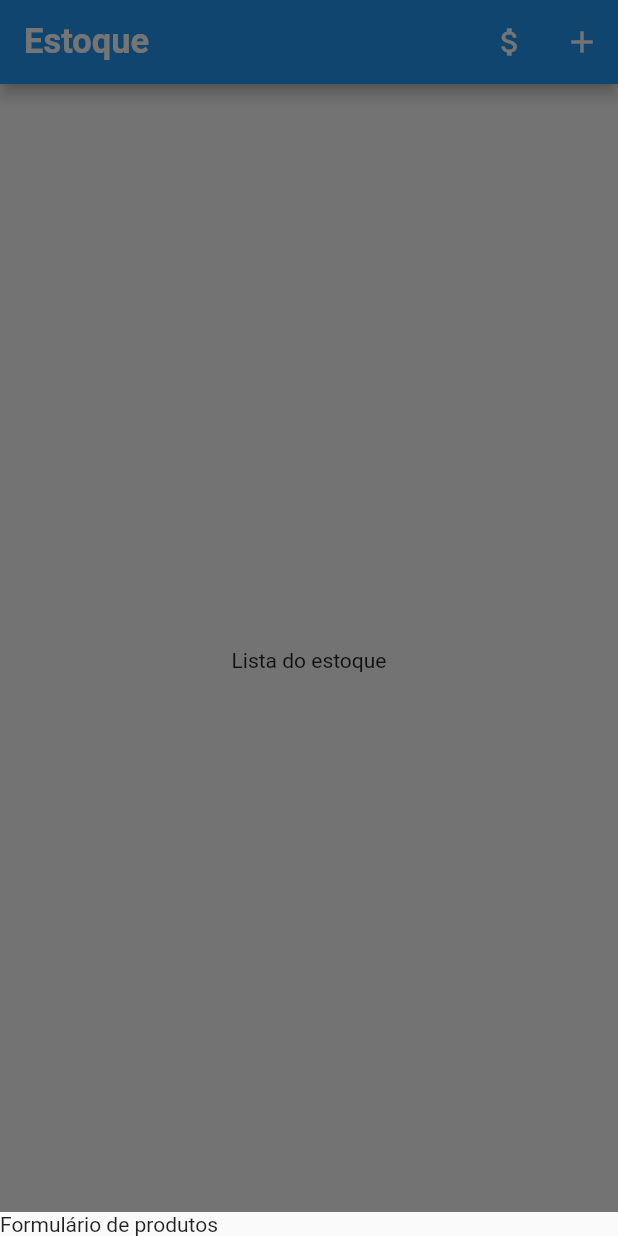
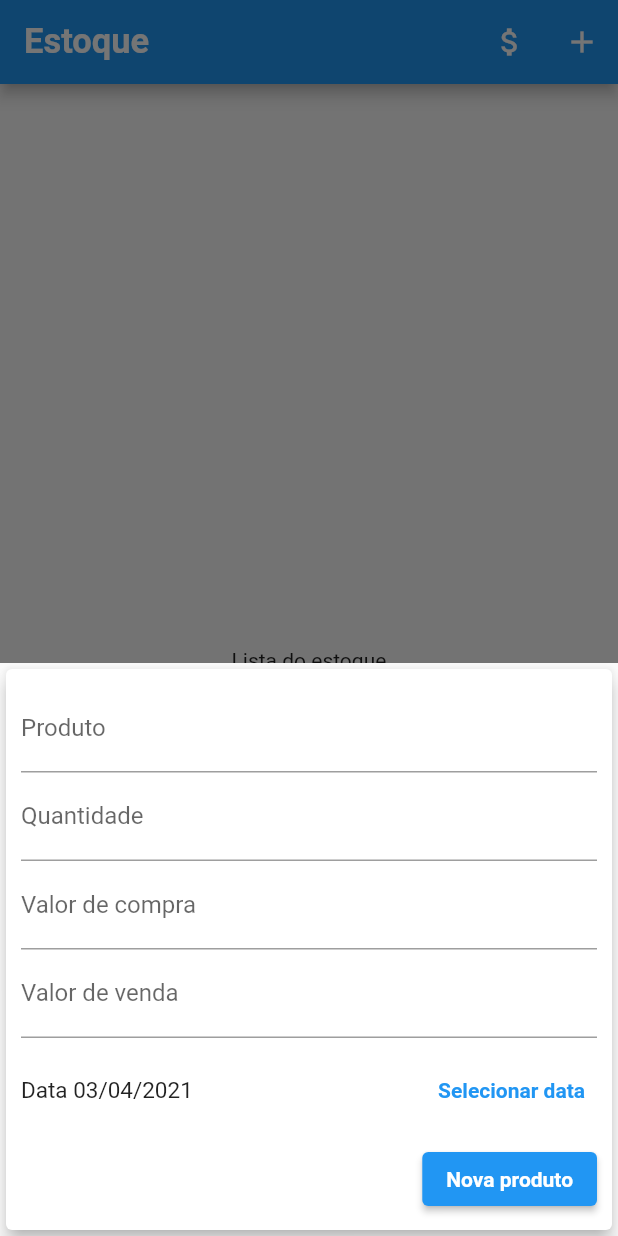
Before and after one commit to AndreFelipe97/app-inventory, a Flutter app: the screen it shows after launch, after a tap on the "add" icon, on a phone screen of 412 x 824 dp. Run offline on Flutter 3.47's test engine with Material 2 defaults, Android fonts, the phone set to English and light mode, and no system bars.

Commit message:
feat: add form product

```diff
--- /dev/null
+++ b/lib/components/product_form.dart
@@ -0,0 +1,94 @@
+import 'package:flutter/material.dart';
+import 'package:inventory/adaptatives/adaptative_button.dart';
+import 'package:inventory/adaptatives/adaptative_date_picker.dart';
+import 'package:inventory/adaptatives/adaptative_text_field.dart';
+
+class ProductForm extends StatefulWidget {
+  final void Function(String, int, double, double, double, DateTime) onSubmit;
+
+  ProductForm(this.onSubmit);
+
+  @override
+  _ProductFormState createState() => _ProductFormState();
+}
+
+class _ProductFormState extends State<ProductForm> {
+  final _productController = TextEditingController();
+  final _amountController = TextEditingController();
+  final _purchaseValueController = TextEditingController();
+  final _saleValueController = TextEditingController();
+  final _profitController = TextEditingController();
+  DateTime _selectedDate = DateTime.now();
+
+  _submitForm() {
+    final product = _productController.text;
+    final amount = int.tryParse(_amountController.text) ?? 0.0;
+    final purchase = double.tryParse(_purchaseValueController.text) ?? 0.0;
+    final sale = double.tryParse(_saleValueController.text) ?? 0.0;
+    final profit = double.tryParse(_profitController.text) ?? 0.0;
+
+    if (product.isEmpty ||
+        amount <= 0 ||
+        purchase <= 0 ||
+        sale <= 0 ||
+        profit <= 0 ||
+        _selectedDate == null) {
+      return;
+    }
+
+    widget.onSubmit(product, amount, purchase, sale, profit, _selectedDate);
+  }
+
+  @override
+  Widget build(BuildContext context) {
+    return SingleChildScrollView(
+      child: Card(
+        elevation: 5,
+        child: Padding(
+          padding: const EdgeInsets.all(10),
+          child: Column(
+            children: <Widget>[
+              AdaptativeTextField(
+                controller: _productController,
+                onSubmitted: (value) => _submitForm(),
+                label: 'Produto',
+              ),
+              AdaptativeTextField(
+                controller: _amountController,
+                onSubmitted: (value) => _submitForm(),
+                label: 'Quantidade',
+              ),
+              AdaptativeTextField(
+                controller: _purchaseValueController,
+                onSubmitted: (value) => _submitForm(),
+                label: 'Valor de compra',
+              ),
+              AdaptativeTextField(
+                controller: _saleValueController,
+                onSubmitted: (value) => _submitForm(),
+                label: 'Valor de venda',
+              ),
+              AdaptativeDatePicker(
+                selectedDate: _selectedDate,
+                onDateChanged: (newDate) => {
+                  setState(() {
+                    _selectedDate = newDate;
+                  })
+                },
+              ),
+              Row(
+                mainAxisAlignment: MainAxisAlignment.end,
+                children: [
+                  AdaptativeButton(
+                    label: 'Nova produto',
+                    onPressed: _submitForm,
+                  )
+                ],
+              )
+            ],
+          ),
+        ),
+      ),
+    );
+  }
+}
--- a/lib/model/product.dart
+++ b/lib/model/product.dart
@@ -3,13 +3,19 @@ import 'package:flutter/foundation.dart';
 class Product {
   final String id;
   final String product;
-  final double value;
+  final int amount;
+  final double purchaseValue;
+  final double saleValue;
+  final double profit;
   final DateTime date;
 
   Product({
     @required this.id,
     @required this.product,
-    @required this.value,
+    @required this.amount,
+    @required this.purchaseValue,
+    @required this.saleValue,
+    @required this.profit,
     @required this.date,
   });
 }
```
Also changed, not shown: lib/main.dart (+23 -1 lines).
